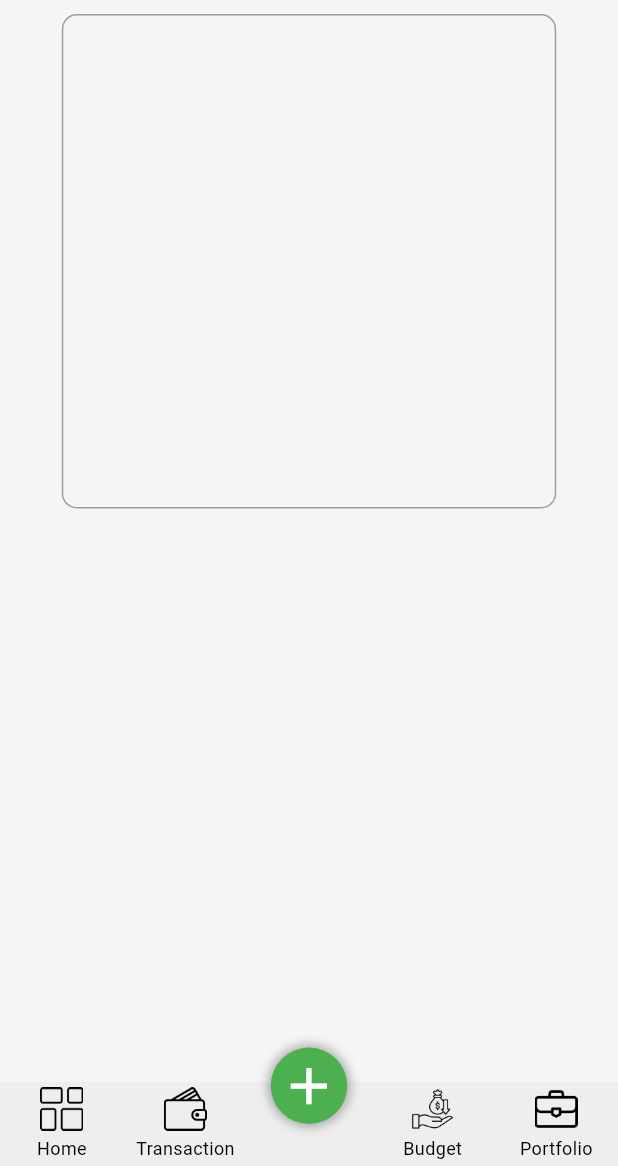
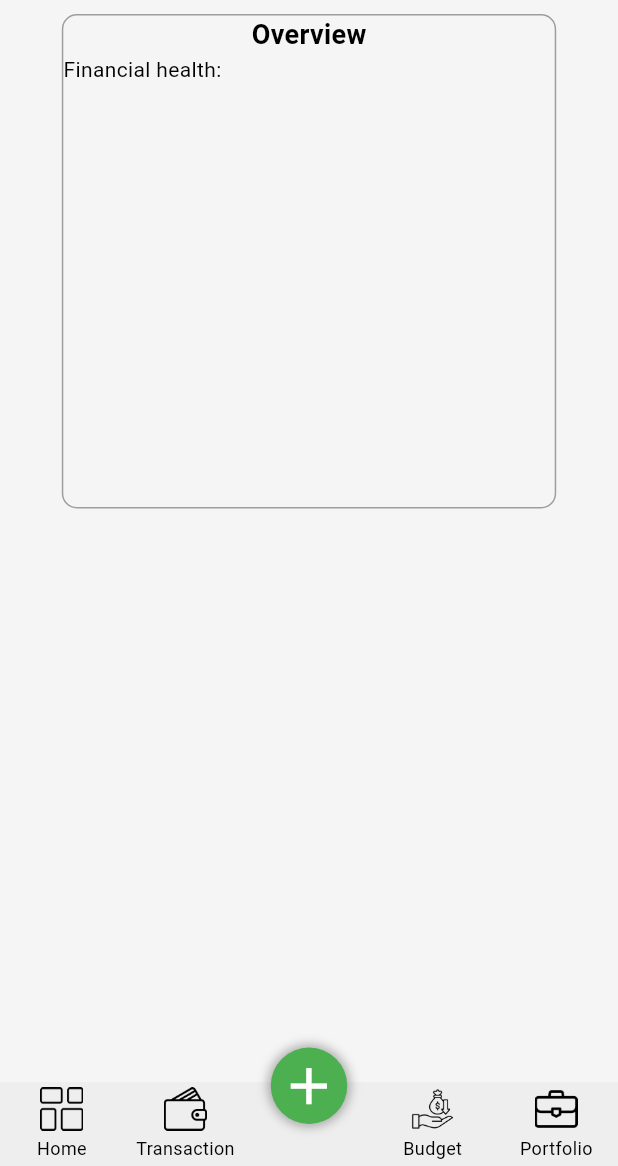
Before and after one commit to ArslanXXQazi/Finance-Tracker, a Flutter app: the screen it shows after launch, item 5 of the bottom bar chosen, on a phone screen of 412 x 824 dp, the part 70-1236 px from its top. Run offline on Flutter 3.47's test engine with Material 3 defaults, Android fonts, the phone set to English and light mode, and no system bars; drawn by our look-alikes of persistent_bottom_nav_bar; our stand-ins replace fl_chart, flutter_animate.

Commit message:
Update portfolio_nav_view.dart

```diff
--- a/finance_tracker/lib/src/views/nav_bar_view/portfolio_nav_view/portfolio_nav_view.dart
+++ b/finance_tracker/lib/src/views/nav_bar_view/portfolio_nav_view/portfolio_nav_view.dart
@@ -37,6 +37,15 @@ class PortfolioNavView extends StatelessWidget {
               borderRadius: BorderRadius.circular(10),
               border: Border.all(color: Colors.grey),
             ),
+            child: Center(
+              child: Column(
+                children: [
+                BoldText(text: 'Overview',),
+                Row(children: [
+                  CustomText(text: 'Financial health: ')
+                ],)
+              ],),
+            ),
           ),
         )
       ],)
```
